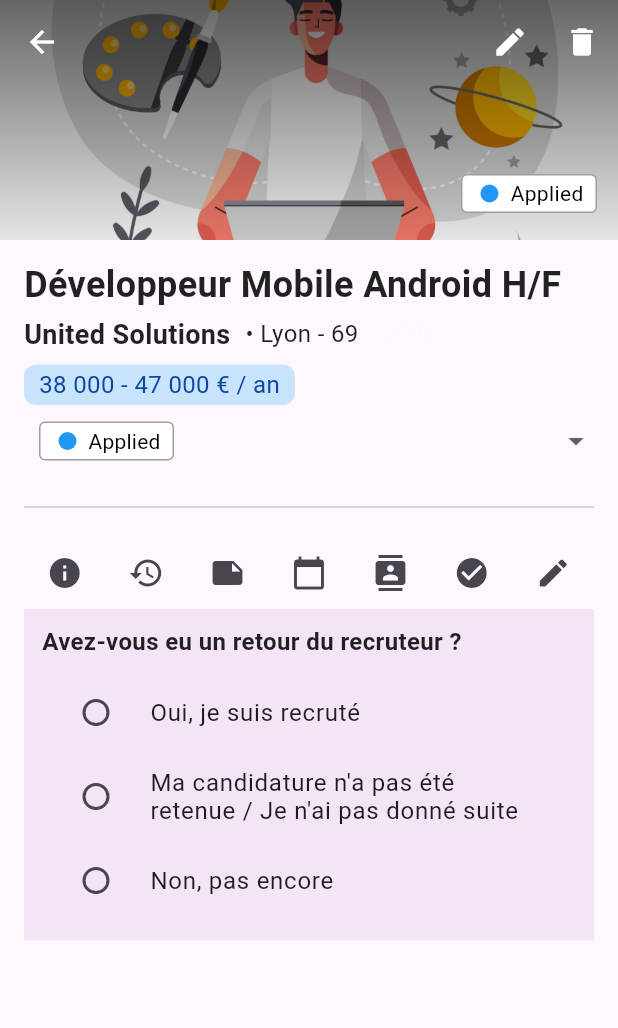
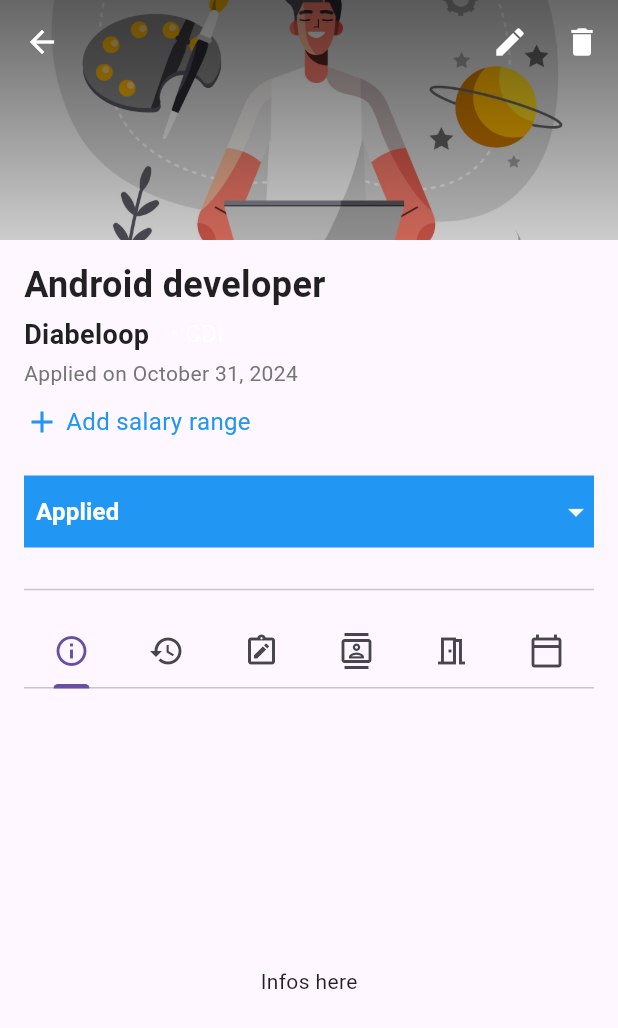
Before and after one commit to waminiyi/Job-Trackr, a Flutter app: the screen it shows after launch, after a tap on "Diabeloop", on a phone screen of 412 x 824 dp. Shown: the top 1028 px of the screen. Run offline on Flutter 3.47's test engine with Material 3 defaults, Android fonts, the phone set to English and light mode, and no system bars; our stand-ins replace drift, drift_flutter, flutter_riverpod, riverpod; accounts and stored records are empty; generated files the repository leaves out were written again.

Commit message:
Job application cart refactored

```diff
--- a/lib/l10n/app_fr.arb
+++ b/lib/l10n/app_fr.arb
@@ -19,7 +19,7 @@
   "save": "Enregistrer",
   "cancel": "Annuler",
   "pleaseEnter": "Merci d'ajouter: ",
-  "appliedOn": "Candidature envoyée le {applicationDate}",
+  "appliedOn": "Envoyée le {applicationDate}",
   "@appliedOn": {
     "placeholders": {
       "applicationDate": {
--- a/lib/presentation/screens/application_details/application_details.dart
+++ b/lib/presentation/screens/application_details/application_details.dart
@@ -1,8 +1,10 @@
 import 'package:flutter/material.dart';
 import 'package:flutter_riverpod/flutter_riverpod.dart';
+import 'package:intl/intl.dart';
 import 'package:job_trackr/data/models/application_status.dart';
 import 'package:job_trackr/data/models/job_application_details.dart';
 import 'package:job_trackr/data/models/work_flexibility.dart';
+import 'package:job_trackr/database/table.dart';
 import 'package:job_trackr/presentation/application_status_color.dart';
 import 'package:job_trackr/presentation/application_status_localization.dart';
 import 'package:job_trackr/presentation/work_flexibility_localization.dart';
@@ -22,14 +24,23 @@ class ApplicationDetailsScreen extends ConsumerStatefulWidget {
 }
 
 class _ApplicationDetailsScreenState
-    extends ConsumerState<ApplicationDetailsScreen> {
+    extends ConsumerState<ApplicationDetailsScreen>
+    with TickerProviderStateMixin {
+  late final TabController _tabController;
   ApplicationDetails? applicationDetails;
   bool isLoading = true;
 
   @override
   void initState() {
     super.initState();
+    _tabController = TabController(length: 6, vsync: this);
     fetchApplicationDetails();
+  }
+
+  @override
+  void dispose() {
+    _tabController.dispose();
+    super.dispose();
   }
 
   Future<void> fetchApplicationDetails() async {
@@ -94,13 +105,14 @@ class _ApplicationDetailsScreenState
 
                   return FlexibleSpaceBar(
                     title: AnimatedOpacity(
-                      duration: Duration(milliseconds: 200),
+                      duration: const Duration(milliseconds: 200),
                       opacity: isCollapsed ? 1.0 : 0.0,
                       child: Padding(
                         padding: const EdgeInsets.only(right: 16.0),
                         child: Text(
-                          'Développeur Mobile Android H/F',
-                          style: TextStyle(fontSize: 14.0, color: Colors.white),
+                          applicationDetails.role,
+                          style: const TextStyle(
+                              fontSize: 24, fontWeight: FontWeight.bold),
                         ),
                       ),
                     ),
@@ -109,7 +121,6 @@ class _ApplicationDetailsScreenState
                       children: [
                         Image.asset(
                           'images/details_header_image.jpg',
-                          // Replace with your image path
                           fit: BoxFit.cover,
                         ),
                         Container(
@@ -117,62 +128,45 @@ class _ApplicationDetailsScreenState
                             gradient: LinearGradient(
                               colors: [
                                 Colors.black.withOpacity(0.6),
-                                Colors.black.withOpacity(0.1),
+                                Colors.black.withOpacity(0.2),
                               ],
                               begin: Alignment.topCenter,
                               end: Alignment.bottomCenter,
                             ),
                           ),
                         ),
-                        Positioned(
-                            bottom: 8.0,
-                            right: 4.0,
-                            child: _status(applicationDetails.status))
                       ],
                     ),
                   );
                 },
               ),
             ),
-            // Rest of the body content goes here
             SliverToBoxAdapter(
               child: Padding(
                 padding: const EdgeInsets.all(16.0),
                 child: Column(
                   crossAxisAlignment: CrossAxisAlignment.start,
                   children: [
-                    Positioned(
-                      bottom: 16.0,
-                      left: 16.0,
-                      child: Column(
+                    Column(
                       crossAxisAlignment: CrossAxisAlignment.start,
                       children: [
                         Text(
-                            'Développeur Mobile Android H/F',
-                            // This only shows when expanded
-                            style: TextStyle(
-                              fontSize: 24,
-                              fontWeight: FontWeight.bold,
+                          applicationDetails.role,
+                          style: const TextStyle(
+                              fontSize: 24, fontWeight: FontWeight.bold),
                         ),
-                          ),
-                          SizedBox(height: 8),
+                        const SizedBox(height: 8),
                         Row(
                           children: [
                             Text(
-                                'United Solutions',
-                                style: TextStyle(
-                                  fontSize: 18,
-                                  fontWeight: FontWeight.bold,
+                              applicationDetails.company,
+                              style: const TextStyle(
+                                  fontSize: 18, fontWeight: FontWeight.bold),
                             ),
-                              ),
-                              SizedBox(width: 10),
-                              Text(
-                                '• Lyon - 69',
-                                style: TextStyle(
-                                  fontSize: 16,
-                                ),
-                              ),
-                              SizedBox(width: 10),
+                            const SizedBox(width: 4),
+                            _locationAndFlexibility(applicationDetails.location,
+                                applicationDetails.flexibility),
+                            const SizedBox(width: 10),
                             Text(
                               '• CDI',
                               style: TextStyle(
@@ -182,30 +176,77 @@ class _ApplicationDetailsScreenState
                             ),
                           ],
                         ),
-                          SizedBox(height: 10),
-                          Container(
-                            padding: EdgeInsets.symmetric(
-                                vertical: 4, horizontal: 10),
-                            decoration: BoxDecoration(
-                              color: Colors.blue[100]?.withOpacity(0.8),
-                              borderRadius: BorderRadius.circular(8),
+                        const SizedBox(height: 8),
+                        _applicationDate(applicationDetails.applicationDate),
+                        const SizedBox(height: 8),
+                        _salaryRange(applicationDetails.salaryRange),
+                        const SizedBox(height: 20),
+                        _applicationStatus(applicationDetails.status),
+                        const SizedBox(height: 20),
+                      ],
                     ),
-                            child: Text(
-                              '38 000 - 47 000 € / an',
-                              style: TextStyle(
-                                fontSize: 16,
-                                color: Colors.blue[900],
+                    const Divider(thickness: 1),
+                    const SizedBox(height: 10),
+                    _actionTabBar(),
+                    const SizedBox(height: 10),
+                  ],
                 ),
               ),
             ),
+            SliverFillRemaining(
+              child: TabBarView(
+                controller: _tabController,
+                children: const <Widget>[
+                  Center(
+                    child: Text("Infos here"),
+                  ),
+                  Center(
+                    child: Text("History here"),
+                  ),
+                  Center(
+                    child: Text("Notes here"),
+                  ),
+                  Center(
+                    child: Text("Contacts here"),
+                  ),
+                  Center(
+                    child: Text("Interviews here"),
+                  ),
+                  Center(
+                    child: Text("Follow-up here"),
+                  ),
                 ],
               ),
+            )
+          ]);
+        },
+        loading: () => const Center(child: CircularProgressIndicator()),
+        error: (error, stack) => Center(child: Text('Error: $error')),
       ),
+    );
+  }
 
-                    DropdownButton<ApplicationStatus>(
-                      value: applicationDetails.status,
-                      underline: SizedBox(),
+  Widget _locationAndFlexibility(
+      String? location, WorkFlexibility? flexibility) {
+    return Text(
+      '${location ?? ''}'
+      '${location != null && flexibility != null ? ' • ' : ''}'
+      '${flexibility != null ? ' • ${flexibility.localizedString(context)}' : ''}',
+      style: TextStyle(color: Colors.grey[600]),
+    );
+  }
+
+  Widget _applicationStatus(ApplicationStatus status) {
+    return Container(
+      color: status.decoration.color,
+      child: DropdownButton<ApplicationStatus>(
+        value: status,
+        underline: const SizedBox(),
         isExpanded: true,
+        icon: const Icon(
+          Icons.arrow_drop_down,
+          color: Colors.white,
+        ),
         items: ApplicationStatus.values.map((status) {
           return DropdownMenuItem(
             value: status,
@@ -220,208 +261,113 @@ class _ApplicationDetailsScreenState
             //}
           });
         },
-                      hint: Text(AppLocalizations.of(context)!.applicationStatus),
-
+        hint: Text(
+          AppLocalizations.of(context)!.applicationStatus,
+          style: const TextStyle(color: Colors.white),
         ),
-
-                    // Progress indicator
-                    Divider(height: 40),
-                    _actionTabBar(),
-                    // Question Section
-                    Container(
-                      padding: EdgeInsets.all(12),
-                      color: Colors.purple[50],
-                      child: Column(
-                        crossAxisAlignment: CrossAxisAlignment.start,
-                        children: [
-                          Text(
-                            "Avez-vous eu un retour du recruteur ?",
-                            style: TextStyle(
-                                fontSize: 16, fontWeight: FontWeight.w600),
-                          ),
-                          SizedBox(height: 10),
-                          RadioListTile(
-                            value: 1,
-                            groupValue: 0,
-                            onChanged: (value) {},
-                            title: Text("Oui, je suis recruté"),
-                          ),
-                          RadioListTile(
-                            value: 2,
-                            groupValue: 0,
-                            onChanged: (value) {},
-                            title: Text(
-                                "Ma candidature n'a pas été retenue / Je n'ai pas donné suite"),
-                          ),
-                          RadioListTile(
-                            value: 3,
-                            groupValue: 0,
-                            onChanged: (value) {},
-                            title: Text("Non, pas encore"),
-                          ),
-                        ],
-                      ),
-                    ),
-                  ],
-                ),
-              ),
-            ),
-          ]);
-          /*return SingleChildScrollView(
-            padding: const EdgeInsets.all(16.0),
-            child: Column(
-              crossAxisAlignment: CrossAxisAlignment.start,
-              children: [
-                Padding(
-                  padding: const EdgeInsets.symmetric(vertical: 8.0),
-                  child: Text(
-                    applicationDetails.role,
-                    style: const TextStyle(
-                        fontSize: 24, fontWeight: FontWeight.bold),
-                  ),
-                ),
-                Padding(
-                  padding: const EdgeInsets.symmetric(vertical: 8.0),
-                  child: Text(
-                    applicationDetails.company,
-                    style: const TextStyle(
-                        fontSize: 18, fontWeight: FontWeight.bold),
-                  ),
-                ),
-                _locationAndFlexibility(applicationDetails.location,
-                    applicationDetails.flexibility),
-                _salaryRange(),
-                _applicationStatus(applicationDetails.status),
-                _actionTabBar()
-              ],
-            ),
-          );*/
-        },
-        loading: () => const Center(child: CircularProgressIndicator()),
-        error: (error, stack) => Center(child: Text('Error: $error')),
       ),
     );
   }
 
-  Widget _locationAndFlexibility(
-      String? location, WorkFlexibility? flexibility) {
-    return Padding(
-      padding: const EdgeInsets.symmetric(vertical: 4.0),
+  Widget _salaryRange(SalaryRange? salaryRange) {
+    return salaryRange != null
+        ? Container(
+            padding: const EdgeInsets.symmetric(vertical: 4, horizontal: 10),
+            decoration: BoxDecoration(
+              color: Colors.blue[100]?.withOpacity(0.8),
+              borderRadius: BorderRadius.circular(8),
+            ),
             child: Text(
-        '${location ?? ''}'
-        '${location != null && flexibility != null ? ' - ' : ''}'
-        '${flexibility != null ? flexibility.localizedString(context) : ''}',
-        style: TextStyle(color: Colors.grey[600]),
+              '38 000 - 47 000 € / an',
+              style: TextStyle(
+                fontSize: 16,
+                color: Colors.blue[900],
               ),
+            ),
+          )
+        : InkWell(
+            onTap: () {},
+            child: Container(
+              padding: const EdgeInsets.symmetric(vertical: 4),
+              decoration: BoxDecoration(
+                color: Colors.transparent,
+                borderRadius: BorderRadius.circular(8),
+              ),
+              child: Row(
+                mainAxisSize: MainAxisSize.min,
+                children: [
+                  Icon(
+                    Icons.add,
+                    color: Colors.blue,
+                  ),
+                  SizedBox(width: 4),
+                  Text(
+                    'Add salary range',
+                    style: TextStyle(
+                      fontSize: 16,
+                      color: Colors.blue,
+                    ),
+                  )
+                ],
+              ),
+            ));
+  }
+
+  Widget _applicationDate(DateTime? applicationDate) {
+    final DateFormat localizedDateFormat =
+        DateFormat.yMMMMd(Localizations.localeOf(context).toString());
+    return Text(
+      applicationDate != null
+          ? AppLocalizations.of(context)!
+              .appliedOn(localizedDateFormat.format(applicationDate))
+          : "",
+      style: TextStyle(
+        color: Colors.grey[600],
+      ),
+      maxLines: 1,
+      overflow: TextOverflow.ellipsis,
     );
   }
 
-  Widget _applicationStatus(ApplicationStatus status) {
-    return Padding(
-        padding: const EdgeInsets.symmetric(vertical: 4.0),
-        child: Row(
-          mainAxisAlignment: MainAxisAlignment.spaceBetween,
-          children: [
-            Text('Status: ${status.localized(context)}',
-                style: TextStyle(fontSize: 18)),
-            IconButton(
-              icon: const Icon(Icons.edit),
-              onPressed: () {
-                // Open edit dialog to change status
-              },
+  Widget _actionTabBar() {
+    return TabBar(
+      controller: _tabController,
+      tabs: const <Widget>[
+        Tab(
+          icon: Icon(Icons.info_outline),
         ),
-          ],
-        ));
-  }
-
-  Widget _salaryRange() {
-    return const Padding(
-        padding: EdgeInsets.symmetric(vertical: 4.0),
-        child: Text('35000 - 40000'));
-  }
-
-  Widget _actionTabBar() {
-    return Row(
-      mainAxisAlignment: MainAxisAlignment.spaceAround,
-      children: [
-        IconButton(
-          icon: const Icon(Icons.info),
-          onPressed: () {
-            // Handle information action
-          },
+        Tab(
+          icon: Icon(Icons.history_outlined),
         ),
-        IconButton(
-          icon: Icon(Icons.history),
-          onPressed: () {
-            // Handle lightbulb action
-          },
+        Tab(
+          icon: Icon(Icons.note_alt_outlined),
         ),
-        IconButton(
-          icon: Icon(Icons.note),
-          onPressed: () {
-            // Handle attachment action
-          },
+        Tab(
+          icon: Icon(Icons.contacts_outlined),
         ),
-        IconButton(
-          icon: Icon(Icons.calendar_today),
-          onPressed: () {
-            // Handle calendar action
-          },
+        Tab(
+          icon: Icon(Icons.meeting_room_outlined),
         ),
-        IconButton(
-          icon: Icon(Icons.contacts),
-          onPressed: () {
-            // Handle email action
-          },
-        ),
-        IconButton(
-          icon: Icon(Icons.check_circle),
-          onPressed: () {
-            // Handle completion action
-          },
-        ),
-        IconButton(
-          icon: Icon(Icons.edit),
-          onPressed: () {
-            // Handle edit action
-          },
+        Tab(
+          icon: Icon(Icons.calendar_today_outlined),
         ),
       ],
     );
   }
 
   Widget _status(ApplicationStatus status) {
-    return Padding(
-      padding: const EdgeInsets.all(10.0),
-      child: Container(
-        padding: const EdgeInsets.symmetric(vertical: 4, horizontal: 8),
+    return Container(
+      width: double.infinity, // Take up the full width of the dropdown item
+
       decoration: BoxDecoration(
-          color: Colors.white,
-          border: Border.all(
-            color: Colors.grey,
-            width: 1.0,
+        color: status.decoration.color,
       ),
-          borderRadius: BorderRadius.circular(4),
-        ),
-        child: Row(
-          mainAxisSize: MainAxisSize.min,
-          crossAxisAlignment: CrossAxisAlignment.center,
-          children: [
-            Container(
-              width: 20.0,
-              height: 12.0,
-              decoration: status.decoration,
-            ),
-            const SizedBox(width: 4),
-            // Space between the circle and text
-            Text(
+      child: Padding(
+        padding: const EdgeInsets.all(8.0),
+        child: Text(
           status.localized(context),
           style: const TextStyle(
-                fontSize: 14,
-                color: Colors.black,
-              ),
-            ),
-          ],
+              fontSize: 16, color: Colors.white, fontWeight: FontWeight.bold),
         ),
       ),
     );
```
Also changed, not shown: pubspec.yaml (+1 -59 lines). Lines whose indentation alone changed are shown as unchanged.
